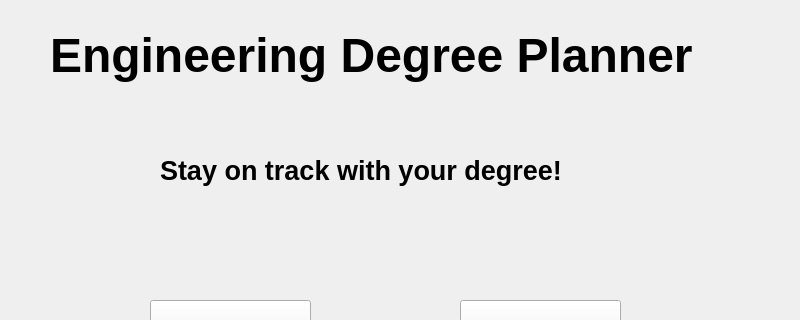
The window that 320projectGUI/mainwindow.ui (jesslelu/320GroupProject) describes before a commit, drawn with Qt 5; both pictures show x 0 to 800 and y 0 to 320 of the 800 by 600 pixel window.
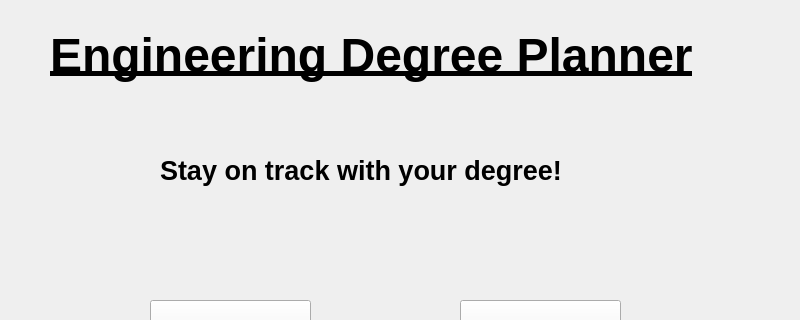
The same window after the commit.

The edit to the form file:
```diff
--- a/320projectGUI/mainwindow.ui
+++ b/320projectGUI/mainwindow.ui
@@ -28,6 +28,7 @@
       <pointsize>36</pointsize>
       <weight>75</weight>
       <bold>true</bold>
+      <underline>true</underline>
      </font>
     </property>
     <property name="text">
```
Left out of the diff: 4 changed lines with no effect on the pictures.
